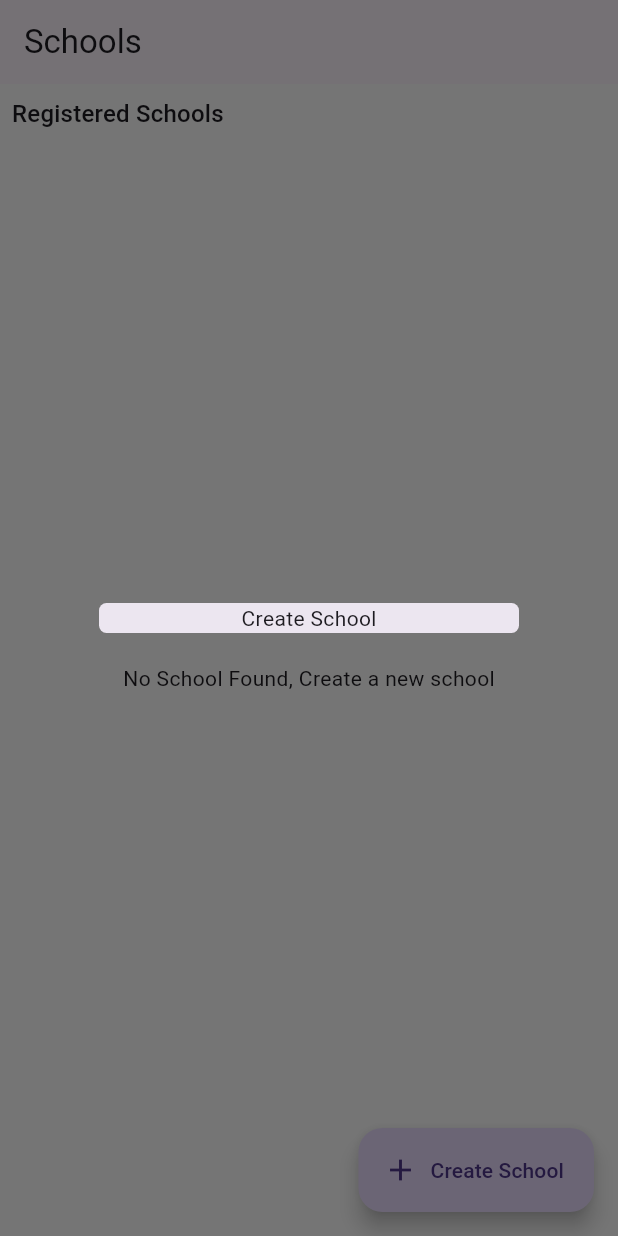
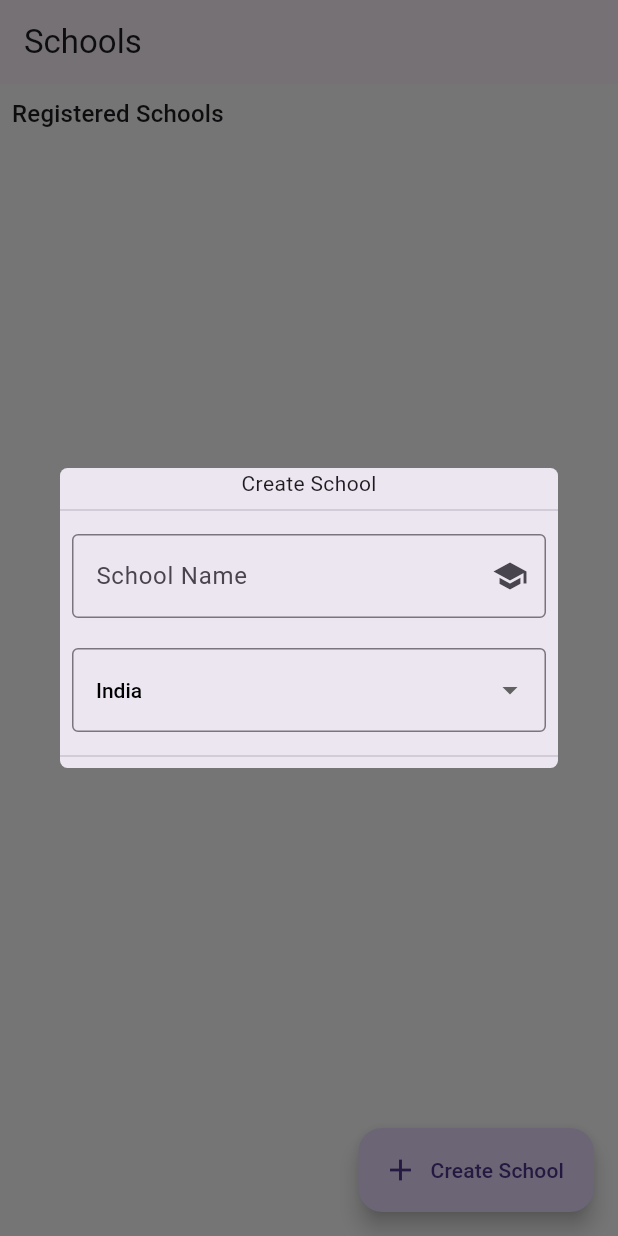
Before and after one commit to Sheraz788/FlutterBlocMVVMApp, a Flutter app: the screen it shows after launch, after a tap on "Create School", on a phone screen of 412 x 824 dp. Run offline on Flutter 3.47's test engine with Material 3 defaults, Android fonts, the phone set to English and light mode, and no system bars.

Commit message:
working on form

```diff
--- a/lib/ui/create_update_school.dart
+++ b/lib/ui/create_update_school.dart
@@ -8,6 +8,7 @@ class CreateOrUpdateSchool extends StatefulWidget {
 }
 
 class _CreateOrUpdateSchoolState extends State<CreateOrUpdateSchool> {
+
   final TextEditingController schoolNameCtrl = TextEditingController();
 
   final TextEditingController locationCtrl = TextEditingController();
@@ -24,20 +25,44 @@ class _CreateOrUpdateSchoolState extends State<CreateOrUpdateSchool> {
 
   final GlobalKey<FormState> formKey = GlobalKey<FormState>();
 
-  String? selectedCountry;
+  String? selectedCountry = countries[0];
 
   @override
   Widget build(BuildContext context) {
     return Column(
       mainAxisSize: MainAxisSize.min,
-      children: [Text("Create School")],
+      children: [
+        const Text("Create School"),
+        const Divider(),
+        _buildForm(),
+        const Divider()
+      ],
     );
   }
 
   Widget _buildForm() {
     return Form(
+      key: formKey,
+        autovalidateMode: AutovalidateMode.onUserInteraction,
         child: Padding(
-            padding: EdgeInsets.all(8)
+            padding: EdgeInsets.all(8),
+          child: Wrap(
+            spacing: 10,
+            runSpacing: 20,
+            children: [
+              TextFormField(controller: schoolNameCtrl, decoration: const InputDecoration(label: Text("School Name"), suffixIcon: Icon(Icons.school), border: OutlineInputBorder())),
+
+              DropdownButtonFormField(
+                  items: countries.map((e) => DropdownMenuItem(child: Text(e), value: e,)).toList(),
+                  onChanged: (val){
+                    selectedCountry = val;
+                  },
+                value: selectedCountry,
+                style: const TextStyle(fontWeight: FontWeight.w500, color: Colors.black),
+                decoration: const InputDecoration(border: OutlineInputBorder()),
+              )
+            ],
+          ),
         )
     );
   }
```
